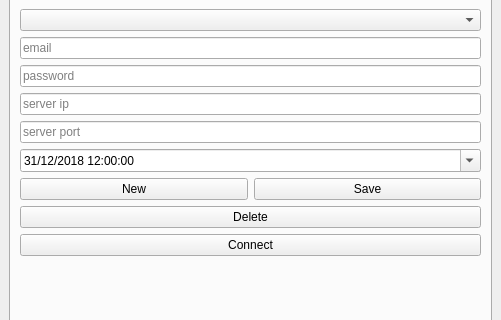
Above: seabot_dockwidget_base.ui from ThomasLeMezo/seabot2-qgis before the change; both pictures show x 0 to 501 and y 191 to 511 of the 501 by 691 pixel window. Below: the same form after it.
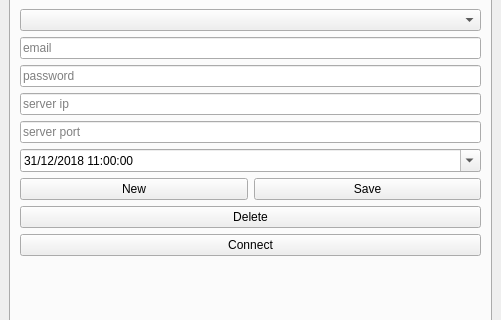
That is the form after the change. The open tabs and pages were chosen to show the change.

What changed in the file:
```diff
--- a/seabot_dockwidget_base.ui
+++ b/seabot_dockwidget_base.ui
@@ -301,7 +301,7 @@
          <widget class="QDateTimeEdit" name="dateTimeEdit_last_sync">
           <property name="dateTime">
            <datetime>
-            <hour>12</hour>
+            <hour>11</hour>
             <minute>0</minute>
             <second>0</second>
             <year>2018</year>
@@ -311,7 +311,7 @@
           </property>
           <property name="minimumDateTime">
            <datetime>
-            <hour>10</hour>
+            <hour>9</hour>
             <minute>0</minute>
             <second>0</second>
             <year>2014</year>
```
Left out of the diff: 12 changed lines with no effect on the pictures.
